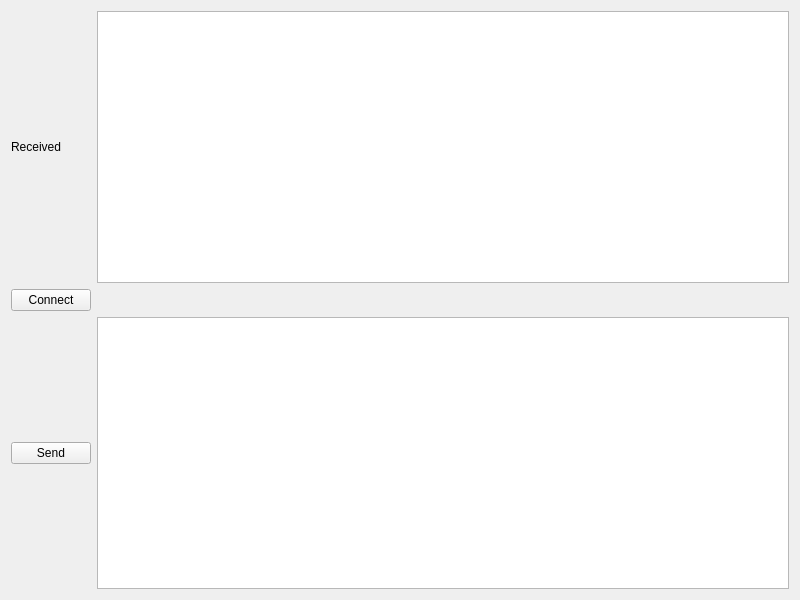
Before: the Qt Designer form FileClient/clientwidget.ui in Che1012/qtFileServer, drawn with Qt 5.
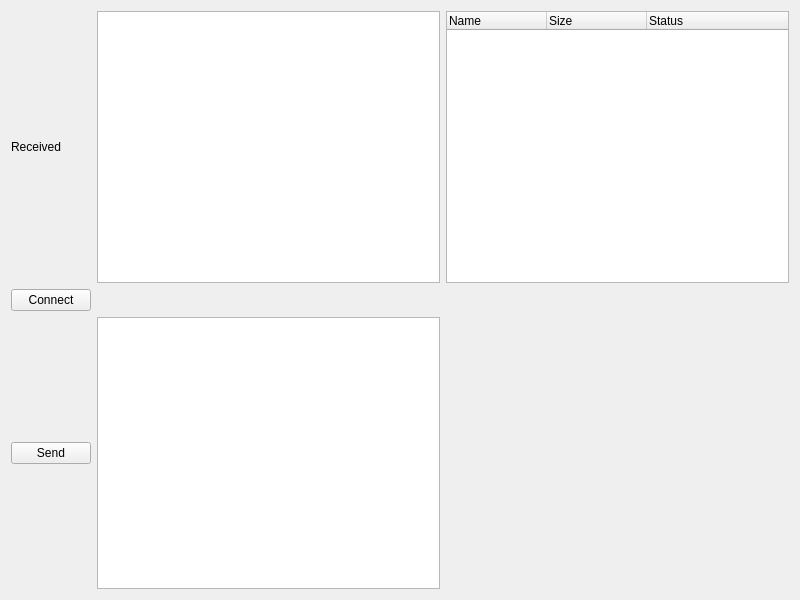
After: the same form once the commit is applied.

Patch:
```diff
--- a/FileClient/clientwidget.ui
+++ b/FileClient/clientwidget.ui
@@ -17,6 +17,13 @@
    <item row="2" column="1">
     <widget class="QTextEdit" name="textToSend"/>
    </item>
+   <item row="1" column="0">
+    <widget class="QPushButton" name="connectBtn">
+     <property name="text">
+      <string>Connect</string>
+     </property>
+    </widget>
+   </item>
    <item row="0" column="1">
     <widget class="QTextBrowser" name="textReceived"/>
    </item>
@@ -34,11 +41,23 @@
      </property>
     </widget>
    </item>
-   <item row="1" column="0">
-    <widget class="QPushButton" name="connectBtn">
-     <property name="text">
-      <string>Connect</string>
-     </property>
+   <item row="0" column="2">
+    <widget class="QTreeWidget" name="treeWidget">
+     <column>
+      <property name="text">
+       <string>Name</string>
+      </property>
+     </column>
+     <column>
+      <property name="text">
+       <string>Size</string>
+      </property>
+     </column>
+     <column>
+      <property name="text">
+       <string>Status</string>
+      </property>
+     </column>
     </widget>
    </item>
   </layout>
```
